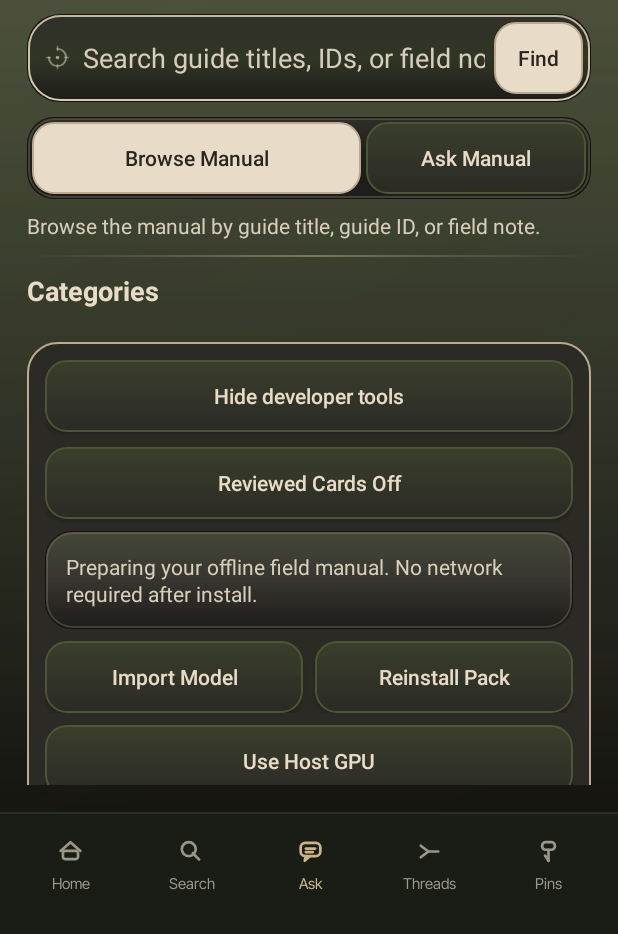
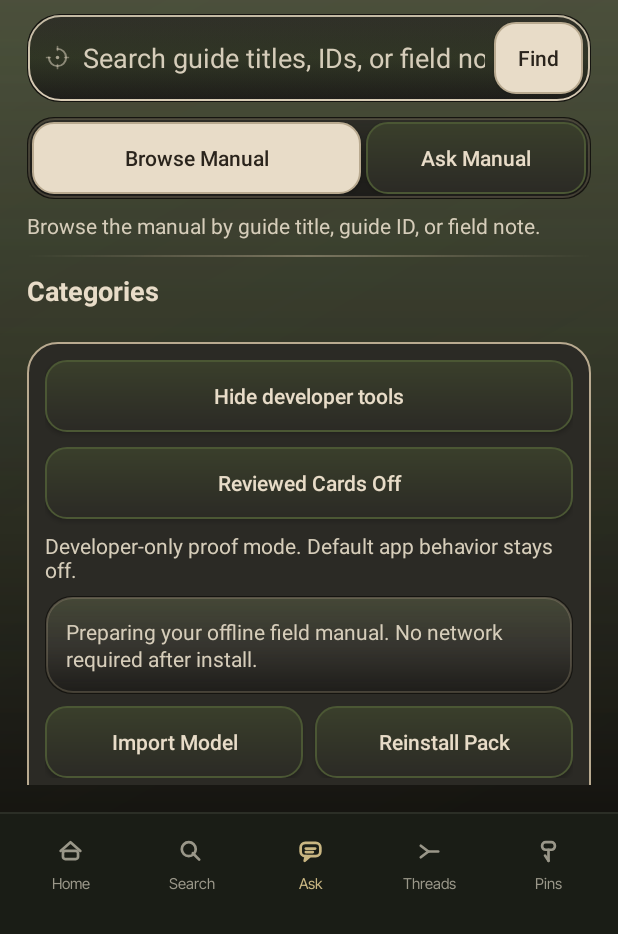
Before and after one commit to YotsuBotfds/senku-app, an Android app built with Jetpack Compose: the screen it shows after launch (MainActivity), after a tap on "Show developer tools", on a phone screen of 412 x 824 dp, the part 302-1236 px from its top. Run offline under Robolectric (Android 15) with nearby library versions, the phone set to English and light mode, and no system bars; network calls fail; Roboto replaces fonts that are not available here; 3 other taps on this screen came first.

Commit message:
add android reviewed runtime support proof

```diff
--- a/android-app/app/src/main/res/layout-land/activity_main.xml
+++ b/android-app/app/src/main/res/layout-land/activity_main.xml
@@ -370,6 +370,15 @@
                         android:text="@string/reviewed_card_runtime_off_button"
                         android:textAllCaps="false"
                         android:textColor="@color/senku_text_light" />
+
+                    <TextView
+                        android:id="@+id/reviewed_card_runtime_support_text"
+                        android:layout_width="match_parent"
+                        android:layout_height="wrap_content"
+                        android:layout_marginBottom="@dimen/home_compact_gap"
+                        android:text="@string/reviewed_card_runtime_support_text"
+                        android:textAppearance="?android:attr/textAppearanceSmall"
+                        android:textColor="@color/senku_text_muted_light" />
 
                     <TextView
                         android:id="@+id/developer_diagnostics_text"
--- a/android-app/app/src/main/res/layout-sw600dp-land/activity_main.xml
+++ b/android-app/app/src/main/res/layout-sw600dp-land/activity_main.xml
@@ -201,6 +201,15 @@
                     android:text="@string/reviewed_card_runtime_off_button"
                     android:textAllCaps="false"
                     android:textColor="@color/senku_text_light" />
+
+                <TextView
+                    android:id="@+id/reviewed_card_runtime_support_text"
+                    android:layout_width="match_parent"
+                    android:layout_height="wrap_content"
+                    android:layout_marginBottom="@dimen/home_compact_gap"
+                    android:text="@string/reviewed_card_runtime_support_text"
+                    android:textAppearance="?android:attr/textAppearanceSmall"
+                    android:textColor="@color/senku_text_muted_light" />
 
                 <TextView
                     android:id="@+id/developer_diagnostics_text"
--- a/android-app/app/src/main/res/layout-sw600dp-port/activity_main.xml
+++ b/android-app/app/src/main/res/layout-sw600dp-port/activity_main.xml
@@ -740,6 +740,15 @@
                 android:textColor="@color/senku_text_light" />
 
             <TextView
+                android:id="@+id/reviewed_card_runtime_support_text"
+                android:layout_width="match_parent"
+                android:layout_height="wrap_content"
+                android:layout_marginBottom="@dimen/home_compact_gap"
+                android:text="@string/reviewed_card_runtime_support_text"
+                android:textAppearance="?android:attr/textAppearanceSmall"
+                android:textColor="@color/senku_text_muted_light" />
+
+            <TextView
                 android:id="@+id/developer_diagnostics_text"
                 android:layout_width="match_parent"
                 android:layout_height="wrap_content"
--- a/android-app/app/src/main/res/layout-sw600dp/activity_main.xml
+++ b/android-app/app/src/main/res/layout-sw600dp/activity_main.xml
@@ -201,6 +201,15 @@
                     android:text="@string/reviewed_card_runtime_off_button"
                     android:textAllCaps="false"
                     android:textColor="@color/senku_text_light" />
+
+                <TextView
+                    android:id="@+id/reviewed_card_runtime_support_text"
+                    android:layout_width="match_parent"
+                    android:layout_height="wrap_content"
+                    android:layout_marginBottom="@dimen/home_compact_gap"
+                    android:text="@string/reviewed_card_runtime_support_text"
+                    android:textAppearance="?android:attr/textAppearanceSmall"
+                    android:textColor="@color/senku_text_muted_light" />
 
                 <TextView
                     android:id="@+id/developer_diagnostics_text"
--- a/android-app/app/src/main/res/layout/activity_main.xml
+++ b/android-app/app/src/main/res/layout/activity_main.xml
@@ -761,6 +761,15 @@
                         android:textColor="@color/senku_text_light" />
 
                     <TextView
+                        android:id="@+id/reviewed_card_runtime_support_text"
+                        android:layout_width="match_parent"
+                        android:layout_height="wrap_content"
+                        android:layout_marginBottom="@dimen/home_compact_gap"
+                        android:text="@string/reviewed_card_runtime_support_text"
+                        android:textAppearance="?android:attr/textAppearanceSmall"
+                        android:textColor="@color/senku_text_muted_light" />
+
+                    <TextView
                         android:id="@+id/developer_diagnostics_text"
                         android:layout_width="match_parent"
                         android:layout_height="wrap_content"
--- a/android-app/app/src/main/res/values/strings.xml
+++ b/android-app/app/src/main/res/values/strings.xml
@@ -14,6 +14,7 @@
     <string name="host_inference_on_button">Host GPU On</string>
     <string name="reviewed_card_runtime_off_button">Reviewed Cards Off</string>
     <string name="reviewed_card_runtime_on_button">Reviewed Cards On</string>
+    <string name="reviewed_card_runtime_support_text">Developer-only proof mode. Default app behavior stays off.</string>
     <string name="browse_guides_button">Browse Manual</string>
     <string name="home_button">Home</string>
     <string name="bottom_tab_home">Home</string>
```
Also changed, not shown: 3 other files.
